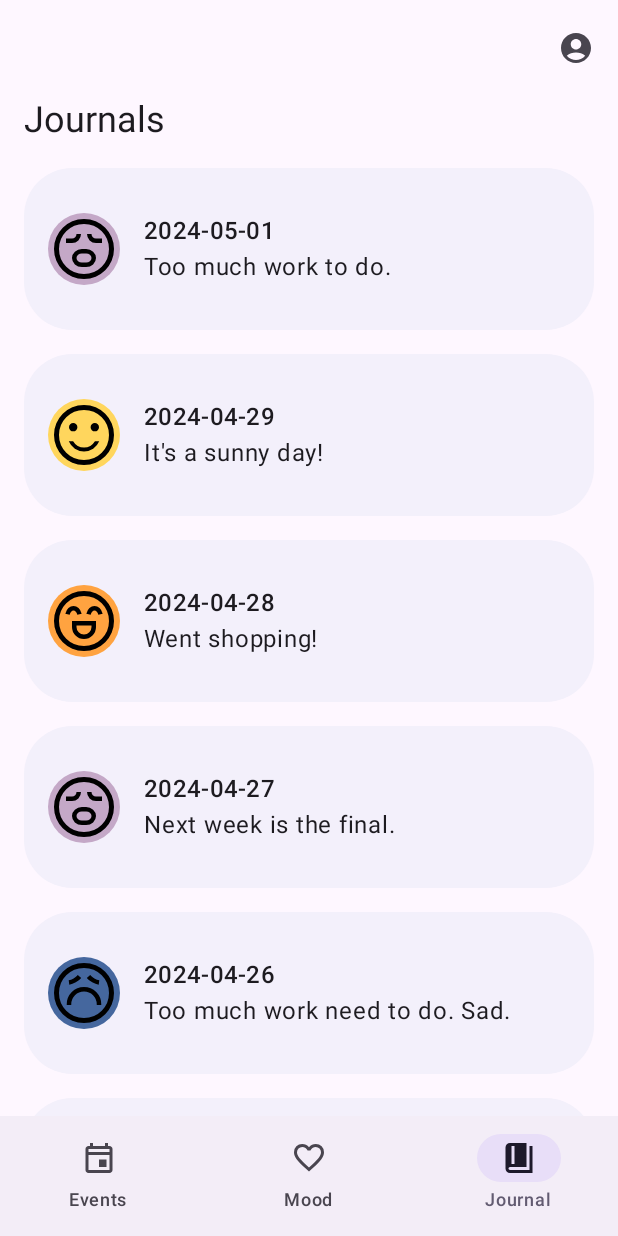
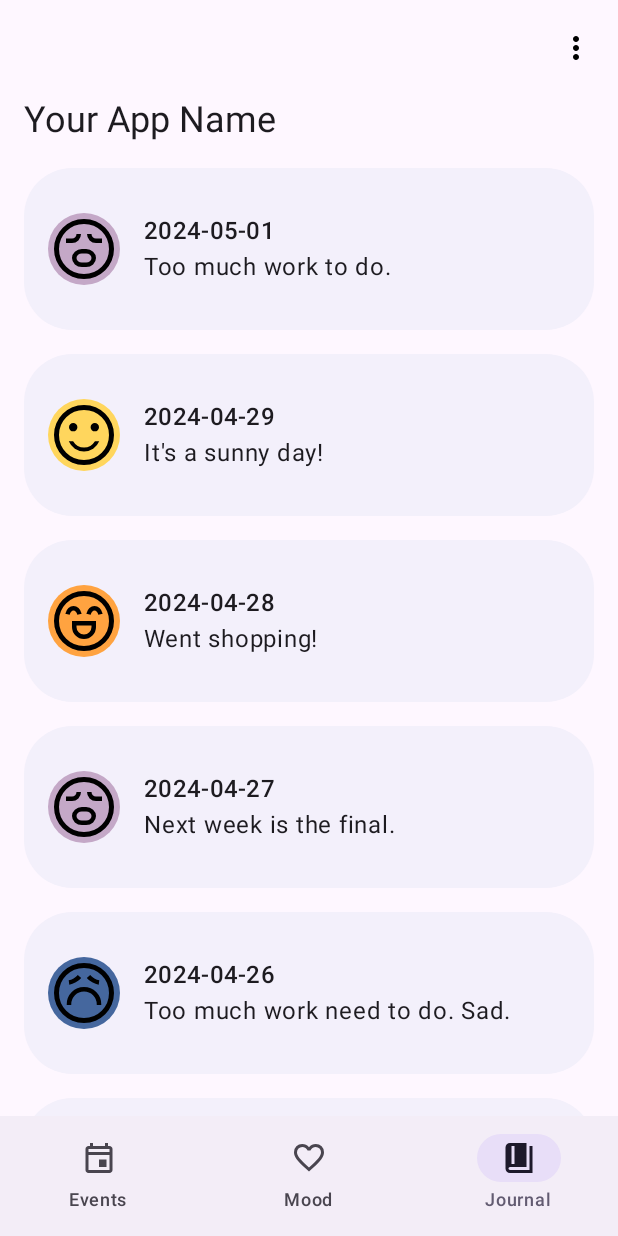
Before and after one commit to CS639-WellSpring/WellSpring, an Android app built with Jetpack Compose: the EventsScreen screen opened through its navigation route, item 3 of the bottom bar chosen, on a phone screen of 412 x 824 dp. Run offline under Robolectric (Android 15) with nearby library versions, the phone set to English and light mode, and no system bars; our stand-ins replace Firebase (no records; nobody signed in at launch, a user with empty details on screens opened directly).

Commit message:
complete top app bar with menu and sign out function

```diff
--- a/app/build.gradle.kts
+++ b/app/build.gradle.kts
@@ -1,6 +1,7 @@
 plugins {
     id("com.android.application")
     id("org.jetbrains.kotlin.android")
+    id("com.google.gms.google-services")
 }
 
 android {
@@ -70,6 +71,8 @@ dependencies {
     implementation("com.google.accompanist:accompanist-flowlayout:0.27.0")
     implementation("io.github.boguszpawlowski.composecalendar:composecalendar:1.2.0")
     implementation("androidx.fragment:fragment-ktx:1.7.0")
+    implementation(platform("com.google.firebase:firebase-bom:33.0.0"))
+    implementation("com.google.firebase:firebase-auth-ktx")
 
     testImplementation("junit:junit:4.13.2")
     androidTestImplementation("androidx.test.ext:junit:1.1.5")
--- a/app/src/main/AndroidManifest.xml
+++ b/app/src/main/AndroidManifest.xml
@@ -1,6 +1,8 @@
 <?xml version="1.0" encoding="utf-8"?>
 <manifest xmlns:android="http://schemas.android.com/apk/res/android"
     xmlns:tools="http://schemas.android.com/tools">
+
+    <uses-permission android:name="android.permission.INTERNET" />
 
     <application
         android:allowBackup="true"
--- /dev/null
+++ b/app/src/main/java/com/example/wellspring/ui/components/TopAppBarWithMenu.kt
@@ -0,0 +1,78 @@
+package com.example.wellspring.ui.components
+
+import androidx.compose.material.icons.Icons
+import androidx.compose.material.icons.filled.AccountCircle
+import androidx.compose.material.icons.filled.MoreVert
+import androidx.compose.material3.DropdownMenu
+import androidx.compose.material3.DropdownMenuItem
+import androidx.compose.material3.ExperimentalMaterial3Api
+import androidx.compose.material3.IconButton
+import androidx.compose.material3.MediumTopAppBar
+import androidx.compose.material3.SegmentedButtonDefaults.Icon
+import androidx.compose.material3.Text
+import androidx.compose.material3.TopAppBar
+import androidx.compose.runtime.Composable
+import androidx.compose.runtime.getValue
+import androidx.compose.runtime.mutableStateOf
+import androidx.compose.runtime.remember
+import androidx.compose.runtime.setValue
+import androidx.compose.ui.res.painterResource
+import androidx.compose.ui.tooling.preview.Preview
+import androidx.navigation.NavHostController
+import androidx.navigation.compose.rememberNavController
+import com.example.wellspring.R
+import androidx.compose.material.Icon
+
+@OptIn(ExperimentalMaterial3Api::class)
+@Composable
+fun TopAppBarWithMenu(navController: NavHostController) {
+    var showMenu by remember { mutableStateOf(false) }
+
+    MediumTopAppBar(
+        title = { Text("Your App Name") },
+        actions = {
+            IconButton(onClick = { showMenu = !showMenu }) {
+                Icon(Icons.Default.MoreVert, contentDescription = "Menu")
+            }
+
+            DropdownMenu(
+                expanded = showMenu,
+                onDismissRequest = { showMenu = false }
+            ) {
+                DropdownMenuItem(
+                    onClick = {
+                        showMenu = false
+                    },
+                    text = { Text("Dark Mode") },
+                    leadingIcon = {
+                        Icon(
+                            painter = painterResource(id = R.drawable.ic_dark_mode),
+                            contentDescription = "Dark Mode"
+                        )
+                    }
+                )
+                DropdownMenuItem(
+                    onClick = {
+                        // Sign out logic
+                        showMenu = false
+                        navController.navigate("signin")
+                    },
+                    text = { Text("Sign Out") },
+                    leadingIcon = {
+                        Icon(
+                            painter = painterResource(id = R.drawable.ic_signout),
+                            contentDescription = "Sign Out"
+                        )
+                    }
+                )
+            }
+        }
+    )
+}
+
+@Preview(showBackground = true)
+@Composable
+fun PreviewTopAppBarWithMenu() {
+    val navController = rememberNavController()
+    TopAppBarWithMenu(navController)
+}
--- a/app/src/main/java/com/example/wellspring/ui/screens/EventsScreen.kt
+++ b/app/src/main/java/com/example/wellspring/ui/screens/EventsScreen.kt
@@ -39,6 +39,7 @@ import androidx.compose.ui.unit.dp
 import androidx.navigation.NavHostController
 import androidx.navigation.compose.rememberNavController
 import com.example.wellspring.R
+import com.example.wellspring.ui.components.TopAppBarWithMenu
 import com.example.wellspring.ui.data.EventData
 import com.example.wellspring.ui.theme.Color.surfaceContainer
 
@@ -53,18 +54,7 @@ fun EventsScreen(navController: NavHostController) {
     }
 
     Scaffold(
-        topBar = {
-            if (shouldShowAppBar.value) {
-                MediumTopAppBar(
-                    title = { Text("Events") },
-                    actions = {
-                        IconButton(onClick = { /* Handle profile click */ }) {
-                            Icon(Icons.Filled.AccountCircle, contentDescription = "Profile")
-                        }
-                    }
-                )
-            }
-        },
+        topBar = { TopAppBarWithMenu(navController) },
         bottomBar = { EventsBottomNavigationBar(navController) }
     ) { innerPadding ->
         EventsList(events = EventData.events, modifier = Modifier.padding(innerPadding))
--- a/app/src/main/java/com/example/wellspring/ui/screens/JournalScreen.kt
+++ b/app/src/main/java/com/example/wellspring/ui/screens/JournalScreen.kt
@@ -22,6 +22,7 @@ import androidx.compose.ui.unit.dp
 import androidx.navigation.NavHostController
 import androidx.navigation.compose.rememberNavController
 import com.example.wellspring.R
+import com.example.wellspring.ui.components.TopAppBarWithMenu
 import com.example.wellspring.ui.data.JournalData
 import com.example.wellspring.ui.data.JournalEntry
 import com.example.wellspring.ui.data.MoodData
@@ -36,16 +37,7 @@ fun JournalScreen(navController: NavHostController) {
     val journalEntries = JournalData.getAllEntries()
 
     Scaffold(
-        topBar = {
-            MediumTopAppBar(
-                title = { Text("Journals") },
-                actions = {
-                    IconButton(onClick = { /* Handle profile click */ }) {
-                        Icon(Icons.Filled.AccountCircle, contentDescription = "Profile")
-                    }
-                }
-            )
-        },
+        topBar = { TopAppBarWithMenu(navController) },
         bottomBar = { JournalBottomNavigationBar(navController) }
     ) { innerPadding ->
         JournalList(journalEntries = journalEntries, modifier = Modifier.padding(innerPadding))
--- a/app/src/main/java/com/example/wellspring/ui/screens/SignInScreen.kt
+++ b/app/src/main/java/com/example/wellspring/ui/screens/SignInScreen.kt
@@ -23,6 +23,10 @@ import androidx.compose.material3.OutlinedButton
 import androidx.compose.material3.OutlinedTextField
 import androidx.compose.material3.Text
 import androidx.compose.runtime.Composable
+import androidx.compose.runtime.getValue
+import androidx.compose.runtime.mutableStateOf
+import androidx.compose.runtime.remember
+import androidx.compose.runtime.setValue
 import androidx.compose.ui.Alignment
 import androidx.compose.ui.Modifier
 import androidx.compose.ui.graphics.painter.Painter
@@ -34,10 +38,14 @@ import androidx.compose.ui.unit.dp
 import androidx.navigation.NavController
 import androidx.navigation.compose.rememberNavController
 import com.example.wellspring.R
+import com.google.firebase.Firebase
+import com.google.firebase.auth.auth
 
 
 @Composable
 fun SignInScreen(navController: NavController) {
+    var email by remember { mutableStateOf("") }
+    var password by remember { mutableStateOf("") }
     Column(
         modifier = Modifier
             .fillMaxSize()
@@ -49,11 +57,11 @@ fun SignInScreen(navController: NavController) {
         Headline()
         SupportingText()
         Spacer(Modifier.height(32.dp))
-        EmailInput()
+        EmailInput(email, onEmailChange = { email = it })
         Spacer(Modifier.height(16.dp))
-        PasswordInput()
+        PasswordInput(password, onPasswordChange = { password = it })
         Spacer(Modifier.height(24.dp))
-        SignInButton {navController.navigate("mood")}
+        SignInButton(navController, email, password) { navController.navigate("mood") }
         SignUpButton {navController.navigate("signup")}
         DividerWithText()
         SignInWithGoogleButton()
@@ -81,38 +89,47 @@ fun SupportingText() {
     Text("with your Wellspring Account", style = MaterialTheme.typography.bodyLarge)
 }
 
-@OptIn(ExperimentalMaterial3Api::class)
 @Composable
-fun EmailInput() {
+fun EmailInput(email: String, onEmailChange: (String) -> Unit) {
     OutlinedTextField(
-        value = "",
-        onValueChange = {},
+        value = email,
+        onValueChange = onEmailChange,
         label = { Text("Email Address") },
         singleLine = true,
-        modifier = Modifier.padding(horizontal = 42.dp),
+        modifier = Modifier.fillMaxWidth().padding(horizontal = 42.dp),
         keyboardOptions = KeyboardOptions.Default.copy(imeAction = ImeAction.Next)
     )
 }
 
-@OptIn(ExperimentalMaterial3Api::class)
 @Composable
-fun PasswordInput() {
+fun PasswordInput(password: String, onPasswordChange: (String) -> Unit) {
     OutlinedTextField(
-        value = "",
-        onValueChange = {},
+        value = password,
+        onValueChange = onPasswordChange,
         label = { Text("Enter your password") },
         singleLine = true,
-        modifier = Modifier.padding(horizontal = 42.dp),
+        modifier = Modifier.fillMaxWidth().padding(horizontal = 42.dp),
         visualTransformation = PasswordVisualTransformation(),
-        keyboardOptions = KeyboardOptions.Default.copy(imeAction = ImeAction.Done),
-        keyboardActions = KeyboardActions(onDone = { /* Handle the action here */ })
+        keyboardOptions = KeyboardOptions.Default.copy(imeAction = ImeAction.Done)
     )
 }
 
 @Composable
-fun SignInButton(onSignInClick: () -> Unit) {
+fun SignInButton(navController: NavController, email: String, password: String, onClick: () -> Unit) {
     Button(
-        onClick = onSignInClick,
+        onClick = {
+            // Implement user sign-in with Firebase
+            val auth = Firebase.auth
+            auth.signInWithEmailAndPassword(email, password)
+                .addOnCompleteListener { task ->
+                    if (task.isSuccessful) {
+                        // Sign-in successful, navigate to main app screen
+                        navController.navigate("mood")
+                    } else {
+                        // Handle errors or notify user
+                    }
+                }
+        },
         modifier = Modifier
             .fillMaxWidth()
             .padding(horizontal = 42.dp)
--- a/app/src/main/res/drawable/ic_chart.xml
+++ b/app/src/main/res/drawable/ic_chart.xml
@@ -5,5 +5,5 @@
     android:viewportHeight="960">
   <path
       android:fillColor="#FF000000"
-      android:pathData="M521,82q143,14 243.5,114.5T879,440L593,440q-9,-26 -27.5,-45.5T521,366v-284ZM601,184v136q11,9 21,19t19,21h136q-24,-60 -70,-106t-106,-70ZM441,82v284q-36,13 -58,44.5T361,480q0,38 22,68.5t58,43.5v286Q287,863 184,749T81,480q0,-155 103,-269t257,-129ZM361,184q-91,35 -145.5,116T161,480q0,99 54.5,180T361,778v-138q-38,-29 -59,-70.5T281,480q0,-48 21,-89.5t59,-70.5v-136ZM593,520h286q-14,143 -114.5,243.5T521,878v-286q26,-9 44.5,-27.5T593,520ZM641,600q-8,11 -18.5,21T601,640v136q60,-24 106,-70t70,-106L641,600ZM281,481ZM641,360ZM641,600Z"/>
+      android:pathData="M640,800v-280h160v280L640,800ZM400,800v-640h160v640L400,800ZM160,800v-440h160v440L160,800Z"/>
 </vector>
--- /dev/null
+++ b/app/src/main/res/drawable/ic_dark_mode.xml
@@ -0,0 +1,9 @@
+<vector xmlns:android="http://schemas.android.com/apk/res/android"
+    android:width="24dp"
+    android:height="24dp"
+    android:viewportWidth="960"
+    android:viewportHeight="960">
+  <path
+      android:fillColor="#FF000000"
+      android:pathData="M480,840q-150,0 -255,-105T120,480q0,-150 105,-255t255,-105q14,0 27.5,1t26.5,3q-41,29 -65.5,75.5T444,300q0,90 63,153t153,63q55,0 101,-24.5t75,-65.5q2,13 3,26.5t1,27.5q0,150 -105,255T480,840ZM480,760q88,0 158,-48.5T740,585q-20,5 -40,8t-40,3q-123,0 -209.5,-86.5T364,300q0,-20 3,-40t8,-40q-78,32 -126.5,102T200,480q0,116 82,198t198,82ZM470,490Z"/>
+</vector>
--- /dev/null
+++ b/app/src/main/res/drawable/ic_signout.xml
@@ -0,0 +1,9 @@
+<vector xmlns:android="http://schemas.android.com/apk/res/android"
+    android:width="24dp"
+    android:height="24dp"
+    android:viewportWidth="960"
+    android:viewportHeight="960">
+  <path
+      android:fillColor="#FF000000"
+      android:pathData="M200,840q-33,0 -56.5,-23.5T120,760v-560q0,-33 23.5,-56.5T200,120h280v80L200,200v560h280v80L200,840ZM640,680 L585,622 687,520L360,520v-80h327L585,338l55,-58 200,200 -200,200Z"/>
+</vector>
--- a/build.gradle.kts
+++ b/build.gradle.kts
@@ -3,4 +3,5 @@ plugins {
     id("com.android.application") version "8.4.0" apply false
     id("org.jetbrains.kotlin.android") version "1.8.10" apply false
     id("com.android.library") version "8.4.0" apply false
+    id("com.google.gms.google-services") version "4.4.1" apply false
 }
```
Also changed, not shown: app/src/main/java/com/example/wellspring/ui/screens/MoodScreen.kt (+10 -31 lines), app/src/main/java/com/example/wellspring/ui/screens/SignUpScreen.kt (+40 -16 lines), 98 other files.
